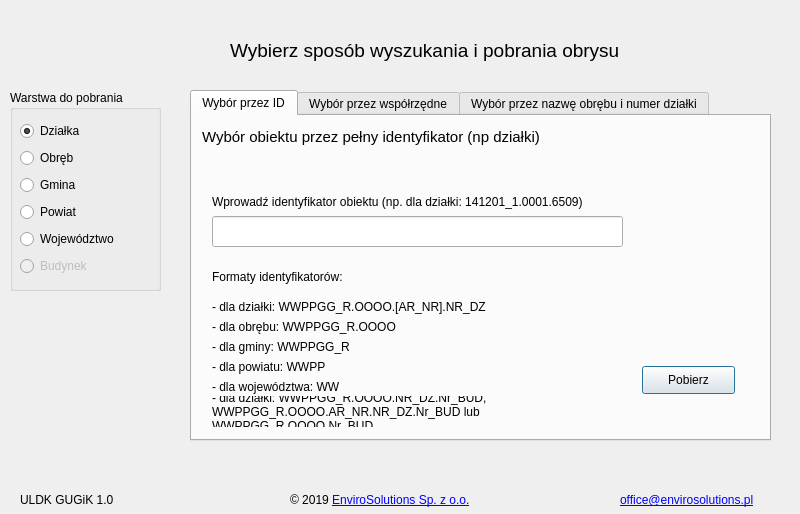
Qt form uldk_gugik_dialog_base.ui (envirosolutionspl/uldk_gugik) before a commit.
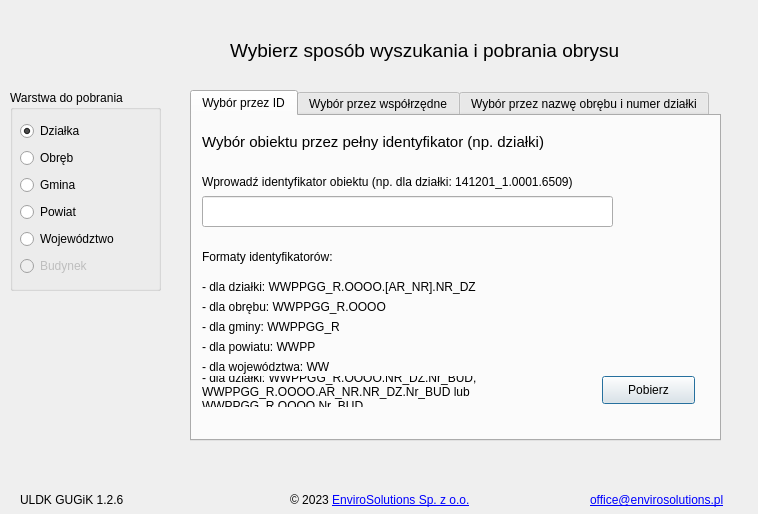
The same form after that commit. The open tabs and pages were chosen to show the change. Icons and pictures are not drawn. Custom widgets are drawn as their Qt base class.

Commit message: Zmiana interfejsu wtyczki

The edit to the form file:
```diff
--- a/uldk_gugik_dialog_base.ui
+++ b/uldk_gugik_dialog_base.ui
@@ -9,7 +9,7 @@
    <rect>
     <x>0</x>
     <y>0</y>
-    <width>800</width>
+    <width>758</width>
     <height>514</height>
    </rect>
   </property>
@@ -30,7 +30,7 @@
     </rect>
    </property>
    <property name="text">
-    <string>ULDK GUGiK 1.0</string>
+    <string>ULDK GUGiK 1.2.6</string>
    </property>
   </widget>
   <widget class="QLabel" name="lbl_copyrights">
@@ -43,7 +43,7 @@
     </rect>
    </property>
    <property name="text">
-    <string>© 2019 &lt;a href=&quot;http://www.envirosolutions.pl/&quot;&gt;EnviroSolutions Sp. z o.o.&lt;/a&gt;</string>
+    <string>© 2023 &lt;a href=&quot;http://www.envirosolutions.pl/&quot;&gt;EnviroSolutions Sp. z o.o.&lt;/a&gt;</string>
    </property>
    <property name="textFormat">
     <enum>Qt::RichText</enum>
@@ -58,7 +58,7 @@
   <widget class="QLabel" name="lbl_email">
    <property name="geometry">
     <rect>
-     <x>620</x>
+     <x>590</x>
      <y>490</y>
      <width>151</width>
      <height>20</height>
@@ -85,8 +85,8 @@
     <rect>
      <x>190</x>
      <y>90</y>
-     <width>581</width>
-     <height>351</height>   <!-- 341  -->
+     <width>531</width>
+     <height>351</height>
     </rect>
    </property>
    <property name="currentIndex">
@@ -123,8 +123,8 @@
       <rect>
        <x>10</x>
        <y>10</y>
-       <width>410</width>
-       <height>22</height>
+       <width>421</width>
+       <height>31</height>
       </rect>
      </property>
      <property name="font">
@@ -133,14 +133,14 @@
       </font>
      </property>
      <property name="text">
-      <string>Wybór obiektu przez pełny identyfikator (np działki)</string>
+      <string>Wybór obiektu przez pełny identyfikator (np. działki)</string>
      </property>
     </widget>
     <widget class="QLabel" name="label">
      <property name="geometry">
       <rect>
-       <x>20</x>
-       <y>60</y>
+       <x>10</x>
+       <y>40</y>
        <width>421</width>
        <height>51</height>
       </rect>
@@ -152,8 +152,8 @@
     <widget class="QLineEdit" name="edit_id">
      <property name="geometry">
       <rect>
-       <x>20</x>
-       <y>100</y>
+       <x>10</x>
+       <y>80</y>
        <width>411</width>
        <height>31</height>
       </rect>
@@ -165,8 +165,8 @@
      </property>
      <property name="geometry">
       <rect>
-       <x>450</x>
-       <y>250</y>
+       <x>410</x>
+       <y>260</y>
        <width>93</width>
        <height>28</height>
       </rect>
@@ -178,8 +178,8 @@
     <widget class="QLabel" name="label_2">
      <property name="geometry">
       <rect>
-       <x>20</x>
-       <y>150</y>
+       <x>10</x>
+       <y>130</y>
        <width>241</width>
        <height>21</height>
       </rect>
@@ -194,8 +194,8 @@
     <widget class="QLabel" name="label_3">
      <property name="geometry">
       <rect>
-       <x>20</x>
-       <y>180</y>
+       <x>10</x>
+       <y>160</y>
        <width>411</width>
        <height>21</height>
       </rect>
@@ -210,8 +210,8 @@
     <widget class="QLabel" name="label_4">
      <property name="geometry">
       <rect>
-       <x>20</x>
-       <y>200</y>
+       <x>10</x>
+       <y>180</y>
        <width>411</width>
        <height>21</height>
       </rect>
@@ -226,8 +226,8 @@
     <widget class="QLabel" name="label_5">
      <property name="geometry">
       <rect>
-       <x>20</x>
-       <y>220</y>
+       <x>10</x>
+       <y>200</y>
        <width>411</width>
        <height>21</height>
       </rect>
@@ -242,8 +242,8 @@
     <widget class="QLabel" name="label_6">
      <property name="geometry">
       <rect>
-       <x>20</x>
-       <y>240</y>
+       <x>10</x>
+       <y>220</y>
        <width>411</width>
        <height>21</height>
       </rect>
@@ -258,8 +258,8 @@
     <widget class="QLabel" name="label_7">
      <property name="geometry">
       <rect>
-       <x>20</x>
-       <y>260</y>
+       <x>10</x>
+       <y>240</y>
        <width>411</width>
        <height>21</height>
       </rect>
@@ -274,10 +274,10 @@
     <widget class="QLabel" name="label_14">
      <property name="geometry">
       <rect>
-       <x>20</x>
-       <y>280</y>
+       <x>10</x>
+       <y>260</y>
        <width>411</width>
-       <height>31</height>   <!-- 21 -->
+       <height>31</height>
       </rect>
      </property>
      <property name="text">
```
Left out of the diff: 38 changed lines with no effect on the pictures.
